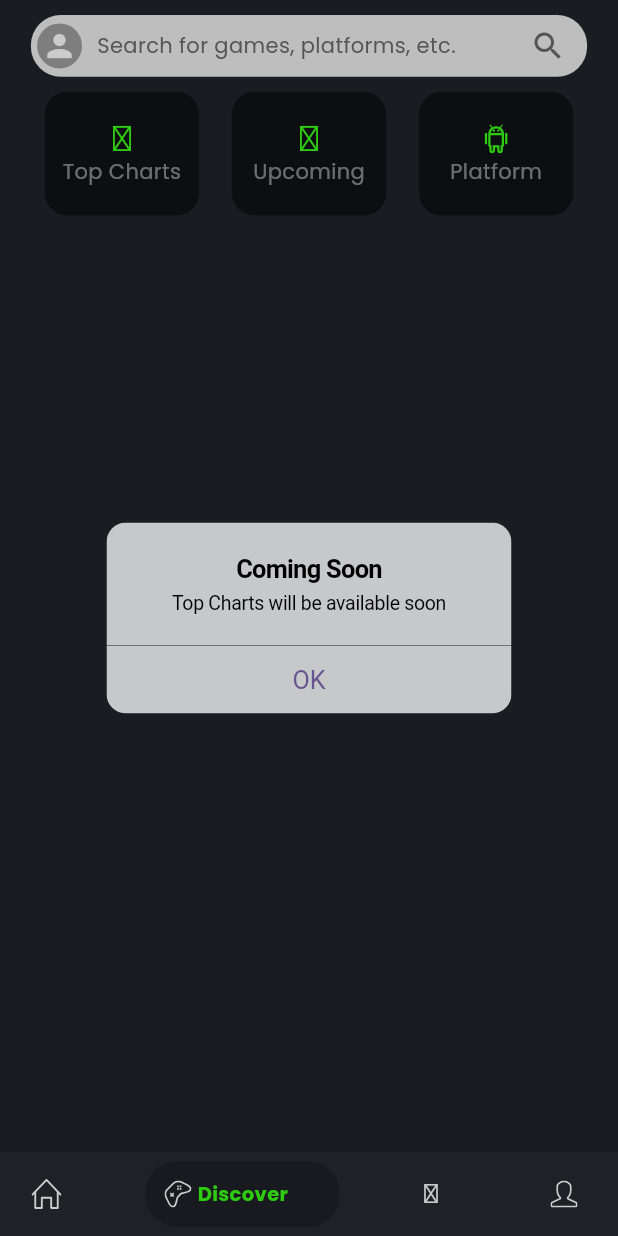
After one commit to salmanulfarisi/game_hive, a Flutter app: the screen it shows after launch, item 2 of the bottom bar chosen, after a tap on "Top Charts", on a phone screen of 412 x 824 dp. The commit adds this screen. Run offline on Flutter 3.47's test engine with Material 2 defaults, Android fonts, the light colour scheme and no system bars; drawn by our look-alikes of bottom_navy_bar; our stand-ins replace eva_icons_flutter, flutter_staggered_animations, flutter_vector_icons, google_fonts, line_icons, rxdart; network calls fail.

Commit message:
Added platform page

```diff
--- /dev/null
+++ b/lib/app/common/alert_dialouge.dart
@@ -0,0 +1,26 @@
+import 'package:flutter/cupertino.dart';
+
+class AleartDialogueWidget extends StatelessWidget {
+  final String title;
+  final String content;
+  final Function()? onOkPressed;
+  const AleartDialogueWidget(
+      {super.key,
+      required this.title,
+      required this.content,
+      this.onOkPressed});
+
+  @override
+  Widget build(BuildContext context) {
+    return CupertinoAlertDialog(
+      title: Text(title),
+      content: Text(content),
+      actions: <Widget>[
+        CupertinoDialogAction(
+          onPressed: onOkPressed,
+          child: const Text('OK'),
+        ),
+      ],
+    );
+  }
+}
--- a/lib/app/view/games/games.dart
+++ b/lib/app/view/games/games.dart
@@ -1,6 +1,9 @@
 import 'package:eva_icons_flutter/eva_icons_flutter.dart';
 import 'package:flutter/cupertino.dart';
+import 'package:flutter/material.dart';
+import 'package:game_hive/app/common/alert_dialouge.dart';
 import 'package:game_hive/app/utils/size.dart';
+import 'package:game_hive/app/view/games/pages/platforms.dart';
 import 'package:game_hive/app/view/games/widgets/icon_container.dart';
 import 'package:game_hive/app/view/games/widgets/search_bar.dart';
 import 'package:line_icons/line_icons.dart';
@@ -15,20 +18,59 @@ class GameScreen extends StatefulWidget {
 class _GameScreenState extends State<GameScreen> {
   @override
   Widget build(BuildContext context) {
-    final size = MediaQuery.of(context).size;
-    return const SingleChildScrollView(
+    // final size = MediaQuery.of(context).size;
+    return SingleChildScrollView(
       child: Padding(
-        padding: EdgeInsets.symmetric(horizontal: 8.0),
+        padding: const EdgeInsets.symmetric(horizontal: 8.0),
         child: Column(
           children: <Widget>[
-            SearchBarWidget(),
+            const SearchBarWidget(),
             AppSize.height10,
             Row(
               mainAxisAlignment: MainAxisAlignment.spaceEvenly,
               children: [
-                IconContainer(icon: EvaIcons.barChart, text: 'Top Charts'),
-                IconContainer(icon: EvaIcons.calendar, text: 'Upcoming'),
-                IconContainer(icon: LineIcons.android, text: 'Platform'),
+                GestureDetector(
+                  onTap: () {
+                    showCupertinoDialog(
+                      context: context,
+                      builder: (context) => AleartDialogueWidget(
+                        title: 'Coming Soon',
+                        content: 'Top Charts will be available soon',
+                        onOkPressed: () {
+                          Navigator.pop(context);
+                        },
+                      ),
+                    );
+                  },
+                  child: const IconContainer(
+                      icon: EvaIcons.barChart, text: 'Top Charts'),
+                ),
+                GestureDetector(
+                  onTap: () {
+                    showCupertinoDialog(
+                      context: context,
+                      builder: (context) => AleartDialogueWidget(
+                        title: 'Coming Soon',
+                        content: 'New Releases will be available soon',
+                        onOkPressed: () {
+                          Navigator.pop(context);
+                        },
+                      ),
+                    );
+                  },
+                  child: const IconContainer(
+                      icon: EvaIcons.calendar, text: 'Upcoming'),
+                ),
+                GestureDetector(
+                  onTap: () {
+                    Navigator.push(
+                        context,
+                        MaterialPageRoute(
+                            builder: (context) => const PlatFormScreen()));
+                  },
+                  child: const IconContainer(
+                      icon: LineIcons.android, text: 'Platform'),
+                ),
               ],
             ),
             AppSize.height10,
```
Also changed, not shown: lib/app/view/games/pages/platforms.dart (added, +15 -0 lines).
